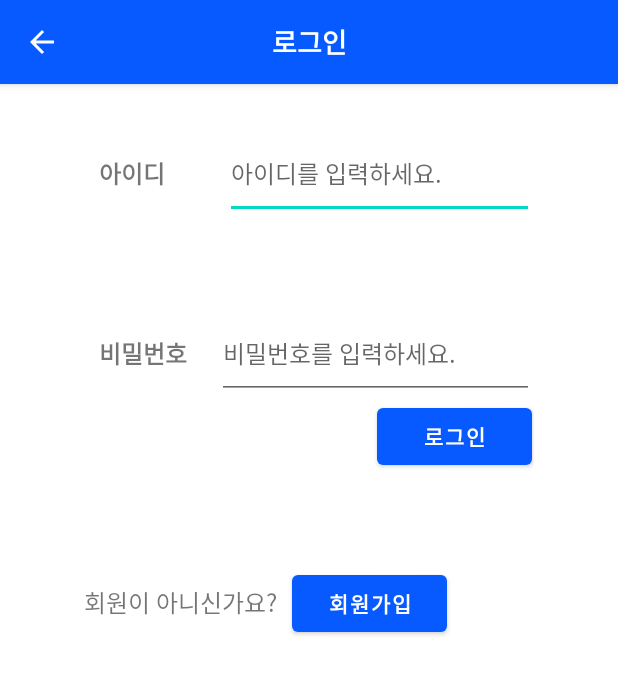
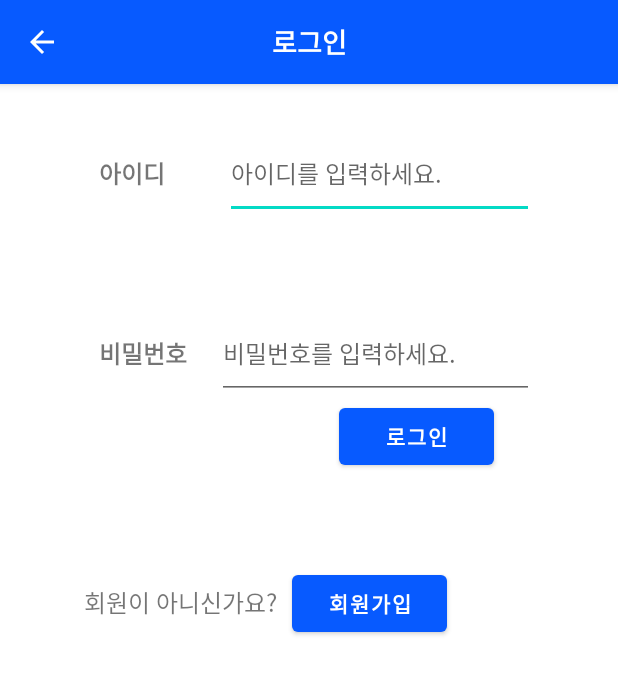
Before and after one commit to junghyunsoo24/portfolio-teenager-emotion-app, an Android app: the LoginActivity screen opened directly, with no data from a screen before it, on a phone screen of 412 x 824 dp. Shown: the top 674 px of the screen. Run offline under Robolectric (Android 15) with nearby library versions, the phone set to English and light mode, and no system bars.

Commit message:
로그인 버튼 정렬

```diff
--- a/app/src/main/res/layout/activity_login.xml
+++ b/app/src/main/res/layout/activity_login.xml
@@ -91,7 +91,7 @@
             android:orientation="horizontal">
 
             <LinearLayout
-                android:layout_width="195dp"
+                android:layout_width="170dp"
                 android:layout_height="wrap_content"
                 android:orientation="horizontal"></LinearLayout>
 
```
